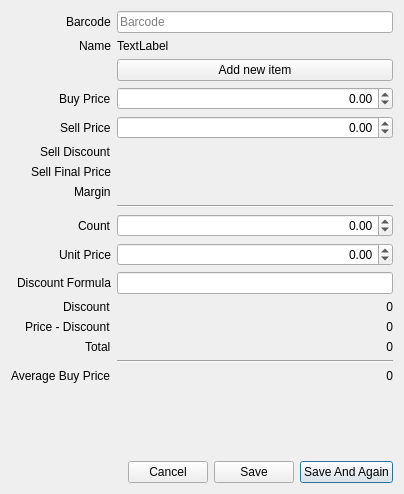
Before: the Qt Designer form libgui/purchase/purchaseadditemdialog.ui in apinprastya/sultan, drawn with Qt 5.
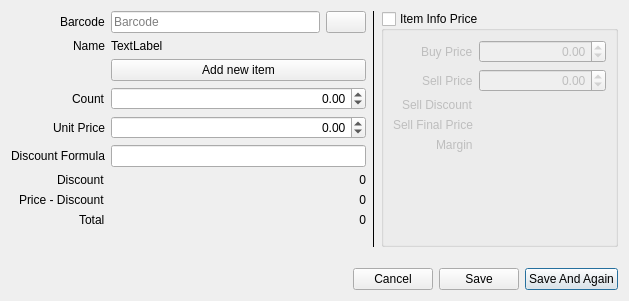
After: the same form once the commit is applied. Icons and pictures are not drawn.

Commit message: add search button to field require barcode

The edit to the form file:
```diff
--- a/libgui/purchase/purchaseadditemdialog.ui
+++ b/libgui/purchase/purchaseadditemdialog.ui
@@ -6,8 +6,8 @@
    <rect>
     <x>0</x>
     <y>0</y>
-    <width>404</width>
-    <height>494</height>
+    <width>629</width>
+    <height>301</height>
    </rect>
   </property>
   <property name="windowTitle">
@@ -15,10 +15,21 @@
   </property>
   <layout class="QVBoxLayout" name="verticalLayout">
    <item>
+    <layout class="QHBoxLayout" name="horizontalLayout_2" stretch="3,0,2">
+     <property name="topMargin">
+      <number>0</number>
+     </property>
+     <property name="rightMargin">
+      <number>0</number>
+     </property>
+     <item>
     <layout class="QFormLayout" name="formLayout">
      <property name="labelAlignment">
       <set>Qt::AlignRight|Qt::AlignTrailing|Qt::AlignVCenter</set>
      </property>
+       <property name="bottomMargin">
+        <number>20</number>
+       </property>
      <item row="0" column="0">
       <widget class="QLabel" name="label">
        <property name="text">
@@ -26,13 +37,6 @@
        </property>
       </widget>
      </item>
-     <item row="0" column="1">
-      <widget class="QLineEdit" name="lineBarcode">
-       <property name="placeholderText">
-        <string>Barcode</string>
-       </property>
-      </widget>
-     </item>
      <item row="1" column="0">
       <widget class="QLabel" name="label_2">
        <property name="text">
@@ -47,41 +51,46 @@
        </property>
       </widget>
      </item>
-     <item row="3" column="0">
-      <widget class="QLabel" name="label_7">
+       <item row="2" column="1">
+        <widget class="QPushButton" name="pushAddNewItem">
        <property name="text">
-        <string>Buy Price</string>
+          <string>Add new item</string>
        </property>
       </widget>
      </item>
-     <item row="3" column="1">
-      <widget class="QDoubleSpinBox" name="doubleBuyPrice">
-       <property name="alignment">
-        <set>Qt::AlignRight|Qt::AlignTrailing|Qt::AlignVCenter</set>
-       </property>
-       <property name="minimum">
-        <double>-10000000.000000000000000</double>
-       </property>
-       <property name="maximum">
-        <double>10000000.000000000000000</double>
-       </property>
-      </widget>
-     </item>
-     <item row="4" column="0">
-      <widget class="QLabel" name="label_3">
+       <item row="0" column="1">
+        <layout class="QHBoxLayout" name="horizontalLayout_3">
+         <property name="bottomMargin">
+          <number>0</number>
+         </property>
+         <item>
+          <widget class="QLineEdit" name="lineBarcode">
+           <property name="placeholderText">
+            <string>Barcode</string>
+           </property>
+          </widget>
+         </item>
+         <item>
+          <widget class="QPushButton" name="pushSearch">
        <property name="text">
-        <string>Sell Price</string>
-       </property>
-      </widget>
-     </item>
-     <item row="4" column="1">
-      <widget class="QDoubleSpinBox" name="doubleSellPrice">
-       <property name="alignment">
-        <set>Qt::AlignRight|Qt::AlignTrailing|Qt::AlignVCenter</set>
-       </property>
-       <property name="readOnly">
+            <string/>
+           </property>
+           <property name="icon">
+            <iconset resource="../../sultan/sultan.qrc">
+             <normaloff>:/images/16x16/blue-document-search-result.png</normaloff>:/images/16x16/blue-document-search-result.png</iconset>
+           </property>
+           <property name="autoDefault">
         <bool>false</bool>
        </property>
+          </widget>
+         </item>
+        </layout>
+       </item>
+       <item row="3" column="1">
+        <widget class="QDoubleSpinBox" name="doubleCount">
+         <property name="alignment">
+          <set>Qt::AlignRight|Qt::AlignTrailing|Qt::AlignVCenter</set>
+         </property>
        <property name="minimum">
         <double>-10000000.000000000000000</double>
        </property>
@@ -90,41 +99,14 @@
        </property>
       </widget>
      </item>
-     <item row="8" column="1">
-      <widget class="Line" name="line">
-       <property name="orientation">
-        <enum>Qt::Horizontal</enum>
-       </property>
-      </widget>
-     </item>
-     <item row="9" column="0">
+       <item row="3" column="0">
       <widget class="QLabel" name="label_4">
        <property name="text">
         <string>Count</string>
        </property>
       </widget>
      </item>
-     <item row="9" column="1">
-      <widget class="QDoubleSpinBox" name="doubleCount">
-       <property name="alignment">
-        <set>Qt::AlignRight|Qt::AlignTrailing|Qt::AlignVCenter</set>
-       </property>
-       <property name="minimum">
-        <double>-10000000.000000000000000</double>
-       </property>
-       <property name="maximum">
-        <double>10000000.000000000000000</double>
-       </property>
-      </widget>
-     </item>
-     <item row="10" column="0">
-      <widget class="QLabel" name="label_6">
-       <property name="text">
-        <string>Unit Price</string>
-       </property>
-      </widget>
-     </item>
-     <item row="10" column="1">
+       <item row="4" column="1">
       <widget class="QDoubleSpinBox" name="doublePrice">
        <property name="alignment">
         <set>Qt::AlignRight|Qt::AlignTrailing|Qt::AlignVCenter</set>
@@ -140,153 +122,202 @@
        </property>
       </widget>
      </item>
-     <item row="11" column="0">
+       <item row="4" column="0">
+        <widget class="QLabel" name="label_6">
+         <property name="text">
+          <string>Unit Price</string>
+         </property>
+        </widget>
+       </item>
+       <item row="5" column="1">
+        <widget class="QLineEdit" name="lineDiscountFormula">
+         <property name="alignment">
+          <set>Qt::AlignRight|Qt::AlignTrailing|Qt::AlignVCenter</set>
+         </property>
+        </widget>
+       </item>
+       <item row="5" column="0">
       <widget class="QLabel" name="label_8">
        <property name="text">
         <string>Discount Formula</string>
        </property>
       </widget>
      </item>
-     <item row="11" column="1">
-      <widget class="QLineEdit" name="lineDiscountFormula">
-       <property name="alignment">
-        <set>Qt::AlignRight|Qt::AlignTrailing|Qt::AlignVCenter</set>
-       </property>
-      </widget>
-     </item>
-     <item row="12" column="0">
+       <item row="6" column="0">
       <widget class="QLabel" name="label_9">
        <property name="text">
         <string>Discount</string>
        </property>
       </widget>
      </item>
-     <item row="12" column="1">
-      <widget class="QLabel" name="labelDiscount">
-       <property name="text">
-        <string>0</string>
-       </property>
-       <property name="alignment">
-        <set>Qt::AlignRight|Qt::AlignTrailing|Qt::AlignVCenter</set>
-       </property>
-      </widget>
-     </item>
-     <item row="13" column="0">
+       <item row="7" column="0">
       <widget class="QLabel" name="label_10">
        <property name="text">
         <string>Price - Discount</string>
        </property>
       </widget>
      </item>
-     <item row="13" column="1">
-      <widget class="QLabel" name="labelPriceDisc">
-       <property name="text">
-        <string>0</string>
-       </property>
-       <property name="alignment">
-        <set>Qt::AlignRight|Qt::AlignTrailing|Qt::AlignVCenter</set>
-       </property>
-      </widget>
-     </item>
-     <item row="14" column="0">
+       <item row="8" column="0">
       <widget class="QLabel" name="label_5">
        <property name="text">
         <string>Total</string>
        </property>
       </widget>
      </item>
-     <item row="14" column="1">
-      <widget class="QLabel" name="labelTotal">
-       <property name="text">
-        <string>0</string>
-       </property>
-       <property name="alignment">
-        <set>Qt::AlignRight|Qt::AlignTrailing|Qt::AlignVCenter</set>
-       </property>
-      </widget>
-     </item>
-     <item row="15" column="1">
-      <widget class="Line" name="line_2">
-       <property name="orientation">
-        <enum>Qt::Horizontal</enum>
-       </property>
-      </widget>
-     </item>
-     <item row="16" column="1">
-      <widget class="QLabel" name="labelBuyPrice">
-       <property name="text">
-        <string>0</string>
-       </property>
-       <property name="alignment">
-        <set>Qt::AlignRight|Qt::AlignTrailing|Qt::AlignVCenter</set>
-       </property>
-      </widget>
-     </item>
-     <item row="16" column="0">
-      <widget class="QLabel" name="label_12">
-       <property name="text">
-        <string>Average Buy Price</string>
-       </property>
-      </widget>
-     </item>
-     <item row="2" column="1">
-      <widget class="QPushButton" name="pushAddNewItem">
-       <property name="text">
-        <string>Add new item</string>
-       </property>
-      </widget>
-     </item>
-     <item row="7" column="1">
-      <widget class="QLabel" name="labelMargin">
-       <property name="text">
-        <string/>
-       </property>
-       <property name="alignment">
-        <set>Qt::AlignRight|Qt::AlignTrailing|Qt::AlignVCenter</set>
-       </property>
-      </widget>
-     </item>
-     <item row="5" column="1">
-      <widget class="QLabel" name="labelSellDiscount">
-       <property name="text">
-        <string/>
-       </property>
-       <property name="alignment">
-        <set>Qt::AlignRight|Qt::AlignTrailing|Qt::AlignVCenter</set>
-       </property>
-      </widget>
-     </item>
      <item row="6" column="1">
-      <widget class="QLabel" name="labelSellFinal">
+        <widget class="QLabel" name="labelDiscount">
        <property name="text">
-        <string/>
+          <string>0</string>
        </property>
        <property name="alignment">
         <set>Qt::AlignRight|Qt::AlignTrailing|Qt::AlignVCenter</set>
        </property>
       </widget>
      </item>
-     <item row="5" column="0">
+       <item row="7" column="1">
+        <widget class="QLabel" name="labelPriceDisc">
+         <property name="text">
+          <string>0</string>
+         </property>
+         <property name="alignment">
+          <set>Qt::AlignRight|Qt::AlignTrailing|Qt::AlignVCenter</set>
+         </property>
+        </widget>
+       </item>
+       <item row="8" column="1">
+        <widget class="QLabel" name="labelTotal">
+         <property name="text">
+          <string>0</string>
+         </property>
+         <property name="alignment">
+          <set>Qt::AlignRight|Qt::AlignTrailing|Qt::AlignVCenter</set>
+         </property>
+        </widget>
+       </item>
+      </layout>
+     </item>
+     <item>
+      <widget class="Line" name="line_3">
+       <property name="frameShadow">
+        <enum>QFrame::Plain</enum>
+       </property>
+       <property name="orientation">
+        <enum>Qt::Vertical</enum>
+       </property>
+      </widget>
+     </item>
+     <item>
+      <widget class="QGroupBox" name="groupBox">
+       <property name="title">
+        <string>Item Info Price</string>
+       </property>
+       <property name="checkable">
+        <bool>true</bool>
+       </property>
+       <property name="checked">
+        <bool>false</bool>
+       </property>
+       <layout class="QFormLayout" name="formLayout_3">
+        <property name="labelAlignment">
+         <set>Qt::AlignRight|Qt::AlignTrailing|Qt::AlignVCenter</set>
+        </property>
+        <item row="0" column="0">
+         <widget class="QLabel" name="label_7">
+          <property name="text">
+           <string>Buy Price</string>
+          </property>
+         </widget>
+        </item>
+        <item row="0" column="1">
+         <widget class="QDoubleSpinBox" name="doubleBuyPrice">
+          <property name="alignment">
+           <set>Qt::AlignRight|Qt::AlignTrailing|Qt::AlignVCenter</set>
+          </property>
+          <property name="minimum">
+           <double>-10000000.000000000000000</double>
+          </property>
+          <property name="maximum">
+           <double>10000000.000000000000000</double>
+          </property>
+         </widget>
+        </item>
+        <item row="1" column="0">
+         <widget class="QLabel" name="label_3">
+          <property name="text">
+           <string>Sell Price</string>
+          </property>
+         </widget>
+        </item>
+        <item row="1" column="1">
+         <widget class="QDoubleSpinBox" name="doubleSellPrice">
+          <property name="alignment">
+           <set>Qt::AlignRight|Qt::AlignTrailing|Qt::AlignVCenter</set>
+          </property>
+          <property name="readOnly">
+           <bool>false</bool>
+          </property>
+          <property name="minimum">
+           <double>-10000000.000000000000000</double>
+          </property>
+          <property name="maximum">
+           <double>10000000.000000000000000</double>
+          </property>
+         </widget>
+        </item>
+        <item row="2" column="0">
       <widget class="QLabel" name="label_11">
        <property name="text">
         <string>Sell Discount</string>
        </property>
       </widget>
      </item>
-     <item row="6" column="0">
+        <item row="2" column="1">
+         <widget class="QLabel" name="labelSellDiscount">
+          <property name="text">
+           <string/>
+          </property>
+          <property name="alignment">
+           <set>Qt::AlignRight|Qt::AlignTrailing|Qt::AlignVCenter</set>
+          </property>
+         </widget>
+        </item>
+        <item row="3" column="0">
       <widget class="QLabel" name="label_13">
        <property name="text">
         <string>Sell Final Price</string>
        </property>
       </widget>
      </item>
-     <item row="7" column="0">
+        <item row="3" column="1">
+         <widget class="QLabel" name="labelSellFinal">
+          <property name="text">
+           <string/>
+          </property>
+          <property name="alignment">
+           <set>Qt::AlignRight|Qt::AlignTrailing|Qt::AlignVCenter</set>
+          </property>
+         </widget>
+        </item>
+        <item row="4" column="0">
       <widget class="QLabel" name="label_14">
        <property name="text">
         <string>Margin</string>
        </property>
       </widget>
      </item>
+        <item row="4" column="1">
+         <widget class="QLabel" name="labelMargin">
+          <property name="text">
+           <string/>
+          </property>
+          <property name="alignment">
+           <set>Qt::AlignRight|Qt::AlignTrailing|Qt::AlignVCenter</set>
+          </property>
+         </widget>
+        </item>
+       </layout>
+      </widget>
+     </item>
     </layout>
    </item>
    <item>
```
Left out of the diff: 10 changed lines with no effect on the pictures. Lines whose indentation alone changed are shown as unchanged. The commit also changes 9 other files.
